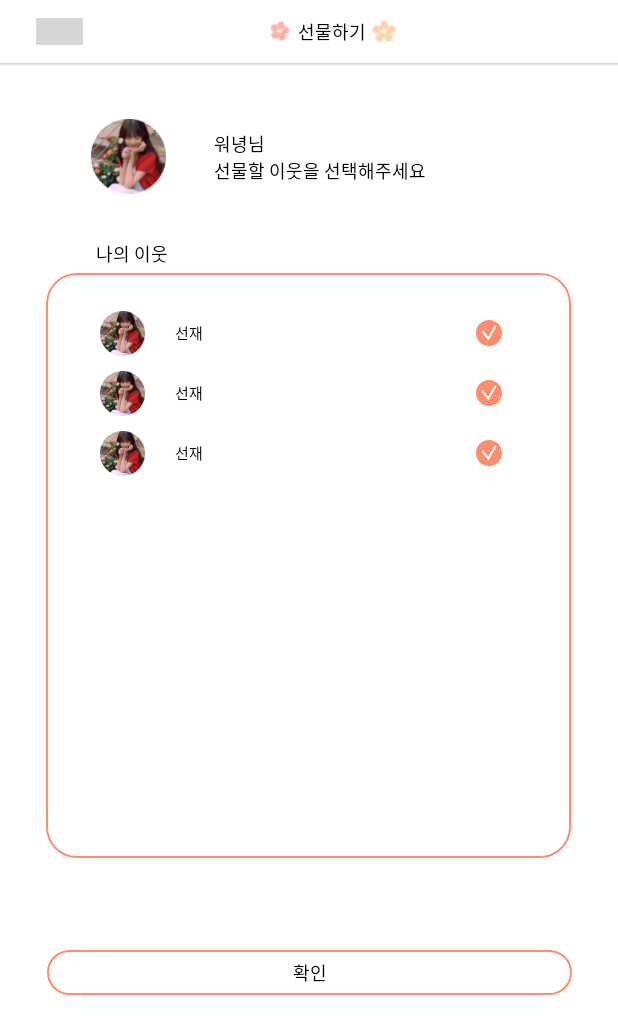
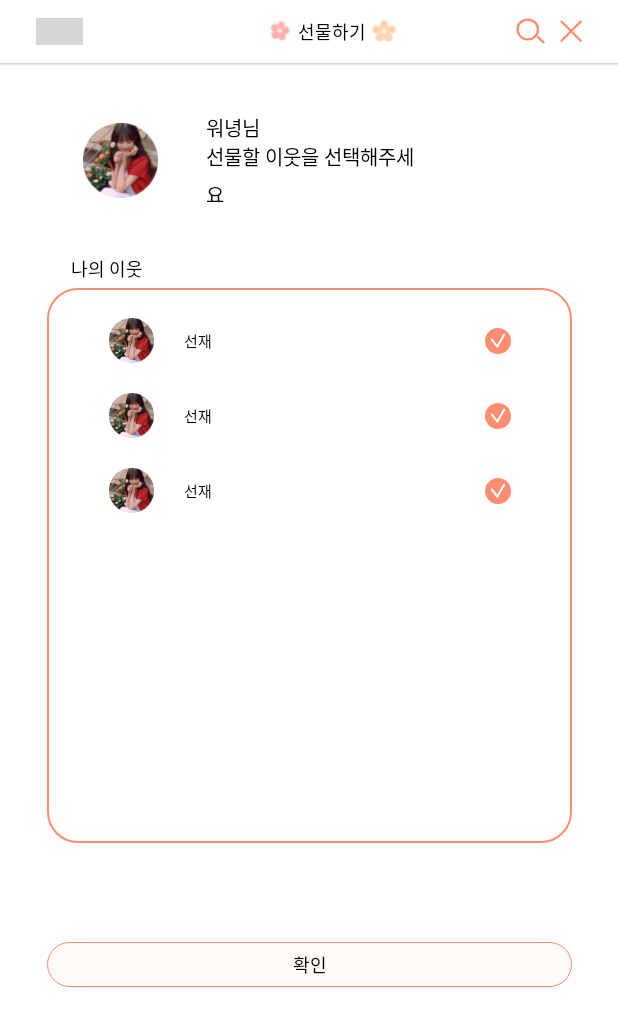
Before and after one commit to SOLUX-APP1-FLORY/Flory-Android, an Android app: the layout activity_gift_selectneighbor.xml on its own in the app's theme, with its tools: preview values and no code run, on a phone screen of 412 x 824 dp. Shown: the top 1034 px of the screen. Run offline under Robolectric (Android 15) with nearby library versions, the phone set to English and light mode, and no system bars; grey boxes are pictures that could not be loaded.

Commit message:
mod: searchneighbor.xml selectneighbor.xml 파일 수정

```diff
--- /dev/null
+++ b/app/src/main/res/drawable/ic_impossible_peach.xml
@@ -0,0 +1,18 @@
+<vector xmlns:android="http://schemas.android.com/apk/res/android"
+    android:width="15dp"
+    android:height="15dp"
+    android:viewportWidth="15"
+    android:viewportHeight="15">
+  <path
+      android:pathData="M13.5,1L1,13.5"
+      android:strokeWidth="1.5"
+      android:fillColor="#00000000"
+      android:strokeColor="#FF8D6F"
+      android:strokeLineCap="round"/>
+  <path
+      android:pathData="M13.5,13.5L1,1"
+      android:strokeWidth="1.5"
+      android:fillColor="#00000000"
+      android:strokeColor="#FF8D6F"
+      android:strokeLineCap="round"/>
+</vector>
--- /dev/null
+++ b/app/src/main/res/drawable/ic_search_peach.xml
@@ -0,0 +1,18 @@
+<vector xmlns:android="http://schemas.android.com/apk/res/android"
+    android:width="19dp"
+    android:height="18dp"
+    android:viewportWidth="19"
+    android:viewportHeight="18">
+  <path
+      android:pathData="M14.406,12.717L18,16.266"
+      android:strokeWidth="1.5"
+      android:fillColor="#00000000"
+      android:strokeColor="#FF8D6F"
+      android:strokeLineCap="round"/>
+  <path
+      android:pathData="M7.703,14.238C11.405,14.238 14.406,11.274 14.406,7.619C14.406,3.963 11.405,1 7.703,1C4.001,1 1,3.963 1,7.619C1,11.274 4.001,14.238 7.703,14.238Z"
+      android:strokeWidth="1.5"
+      android:fillColor="#00000000"
+      android:strokeColor="#FF8D6F"
+      android:strokeLineCap="round"/>
+</vector>
--- /dev/null
+++ b/app/src/main/res/drawable/shape_peach4_radius30_peach1_stroke.xml
@@ -0,0 +1,9 @@
+<?xml version="1.0" encoding="utf-8"?>
+<shape xmlns:android="http://schemas.android.com/apk/res/android">
+    <solid android:color="@color/peach4_FFF9F8"/>
+    <corners
+        android:radius="30dp"/>
+    <stroke
+        android:width="0.5dp"
+        android:color="@color/peach1_FF8D6F" />
+</shape>
--- a/app/src/main/res/layout/activity_gift_selectneighbor.xml
+++ b/app/src/main/res/layout/activity_gift_selectneighbor.xml
@@ -3,12 +3,10 @@
     xmlns:app="http://schemas.android.com/apk/res-auto"
     xmlns:tools="http://schemas.android.com/tools"
     android:layout_width="match_parent"
-    android:layout_height="match_parent"
-    tools:layout_editor_absoluteX="0dp"
-    tools:layout_editor_absoluteY="-17dp">
+    android:layout_height="match_parent">
 
     <androidx.constraintlayout.widget.ConstraintLayout
-        android:id="@+id/cl_profile_header"
+        android:id="@+id/cl_selectneighbor_header"
         android:layout_width="0dp"
         android:layout_height="wrap_content"
         android:paddingHorizontal="24dp"
@@ -18,7 +16,7 @@
         app:layout_constraintTop_toTopOf="parent">
 
         <ImageView
-            android:id="@+id/iv_profile_left_arrow"
+            android:id="@+id/iv_selectneighbor_giftbox"
             android:layout_width="31dp"
             android:layout_height="18dp"
             android:src="@drawable/ic_giftbox"
@@ -27,6 +25,7 @@
             app:layout_constraintTop_toTopOf="parent" />
 
         <TextView
+            android:id="@+id/tv_selectneighbor_title"
             android:layout_width="wrap_content"
             android:layout_height="wrap_content"
             android:drawableLeft="@drawable/ic_gift_flower1"
@@ -37,31 +36,56 @@
             android:textColor="@color/black"
             app:layout_constraintBottom_toBottomOf="parent"
             app:layout_constraintEnd_toEndOf="parent"
-            app:layout_constraintStart_toEndOf="@id/iv_profile_left_arrow"
+            app:layout_constraintStart_toEndOf="@id/iv_selectneighbor_giftbox"
             app:layout_constraintTop_toTopOf="parent" />
+
+        <LinearLayout
+            android:layout_width="wrap_content"
+            android:layout_height="wrap_content"
+            android:layout_marginStart="80dp"
+            android:gravity="center"
+            android:orientation="horizontal"
+            app:layout_constraintBottom_toBottomOf="parent"
+            app:layout_constraintEnd_toEndOf="parent"
+            app:layout_constraintStart_toEndOf="@+id/tv_selectneighbor_title"
+            app:layout_constraintTop_toTopOf="parent">
+
+            <ImageView
+                android:id="@+id/iv_selectneighbor_search"
+                android:layout_width="wrap_content"
+                android:layout_height="wrap_content"
+                android:layout_marginEnd="0dp"
+                app:srcCompat="@drawable/ic_search_peach" />
+
+            <ImageView
+                android:id="@+id/iv_selectneighbor_impossible"
+                android:layout_width="wrap_content"
+                android:layout_height="wrap_content"
+                android:layout_marginStart="10dp"
+                app:srcCompat="@drawable/ic_impossible_peach" />
+        </LinearLayout>
+
     </androidx.constraintlayout.widget.ConstraintLayout>
 
     <View
-        android:id="@+id/md_gift_bar"
+        android:id="@+id/md_selectneighbor_divider"
         android:layout_width="0dp"
         android:layout_height="2dp"
         android:background="@drawable/shadow_down_white"
         app:layout_constraintEnd_toEndOf="parent"
         app:layout_constraintStart_toStartOf="parent"
-        app:layout_constraintTop_toBottomOf="@id/cl_profile_header" />
+        app:layout_constraintTop_toBottomOf="@id/cl_selectneighbor_header" />
 
     <LinearLayout
-        android:id="@+id/cl_gift_info"
-        android:layout_width="350dp"
-        android:layout_height="100dp"
-        android:layout_marginTop="52dp"
+        android:layout_width="wrap_content"
+        android:layout_height="80dp"
+        android:layout_marginEnd="100dp"
+        android:layout_marginBottom="20dp"
         android:gravity="center_vertical"
         app:layout_constraintBottom_toTopOf="@+id/cl_gift_selectneighbors"
         app:layout_constraintEnd_toEndOf="parent"
-        app:layout_constraintHorizontal_bias="0.491"
         app:layout_constraintStart_toStartOf="parent"
-        app:layout_constraintTop_toTopOf="parent"
-        app:layout_constraintVertical_bias="0.085">
+        app:layout_constraintTop_toBottomOf="@+id/cl_selectneighbor_header">
 
         <ImageView
             android:id="@+id/iv_gift_image"
@@ -70,72 +94,62 @@
             android:layout_marginStart="30dp"
             app:layout_constraintBottom_toBottomOf="parent"
             app:layout_constraintEnd_toEndOf="parent"
-            app:layout_constraintHorizontal_bias="0.106"
             app:layout_constraintStart_toStartOf="parent"
             app:layout_constraintTop_toTopOf="parent"
             app:srcCompat="@drawable/ic_profile_image" />
 
         <LinearLayout
-            android:id="@+id/cl_gift_selectneighbor"
-            android:layout_width="200dp"
+            android:layout_width="150dp"
             android:layout_height="wrap_content"
             android:layout_marginStart="32dp"
             android:orientation="vertical"
             app:layout_constraintBottom_toBottomOf="parent"
             app:layout_constraintEnd_toEndOf="parent"
-            app:layout_constraintHorizontal_bias="0.0"
-            app:layout_constraintStart_toEndOf="@+id/imageView"
-            app:layout_constraintTop_toTopOf="parent"
-            app:layout_constraintVertical_bias="0.507">
+            app:layout_constraintStart_toEndOf="@+id/iv_gift_image"
+            app:layout_constraintTop_toTopOf="parent">
 
             <TextView
-                android:id="@+id/tv_gift_name"
+                android:id="@+id/tv_selectneighbor_name"
                 android:layout_width="wrap_content"
                 android:layout_height="wrap_content"
                 android:text="워녕님"
-                android:textAppearance="@style/TextAppearance.subtitle3"
-                tools:layout_editor_absoluteX="146dp"
-                tools:layout_editor_absoluteY="90dp" />
+                android:textAppearance="@style/TextAppearance.subtitle2" />
 
             <TextView
-                android:id="@+id/tv_gift_information"
+                android:id="@+id/tv_selectneighbor_info"
                 android:layout_width="wrap_content"
                 android:layout_height="wrap_content"
                 android:text="선물할 이웃을 선택해주세요"
-                android:textAppearance="@style/TextAppearance.subtitle3"
-                tools:layout_editor_absoluteX="146dp"
-                tools:layout_editor_absoluteY="115dp" />
+                android:textAppearance="@style/TextAppearance.subtitle2" />
         </LinearLayout>
     </LinearLayout>
 
     <TextView
-        android:id="@+id/textView4"
         android:layout_width="wrap_content"
         android:layout_height="wrap_content"
-        android:layout_marginStart="16dp"
+        android:layout_marginEnd="270dp"
         android:text="나의 이웃"
         android:textAppearance="@style/TextAppearance.subtitle3"
         android:layout_marginBottom="4dp"
         app:layout_constraintBottom_toTopOf="@+id/cl_gift_selectneighbors"
         app:layout_constraintEnd_toEndOf="parent"
-        app:layout_constraintHorizontal_bias="0.138"
         app:layout_constraintStart_toStartOf="parent" />
 
     <androidx.constraintlayout.widget.ConstraintLayout
         android:id="@+id/cl_gift_selectneighbors"
         android:layout_width="350dp"
         android:layout_height="wrap_content"
-        android:layout_marginTop="140dp"
+        android:layout_marginTop="150dp"
         android:background="@drawable/shape_white_line_20_rect"
-        android:padding="20dp"
+        android:paddingHorizontal="15dp"
+        android:paddingVertical="10dp"
         app:layout_constraintEnd_toEndOf="parent"
-        app:layout_constraintHorizontal_bias="0.491"
         app:layout_constraintStart_toStartOf="parent"
-        app:layout_constraintTop_toBottomOf="@+id/cl_profile_header">
+        app:layout_constraintTop_toBottomOf="@+id/cl_selectneighbor_header">
 
         <androidx.recyclerview.widget.RecyclerView
-            android:id="@+id/rv_gift_sendneighbors"
-            android:layout_width="0dp"
+            android:id="@+id/rv_gift_sendneighbor"
+            android:layout_width="300dp"
             android:layout_height="350dp"
             android:orientation="vertical"
             app:layoutManager="androidx.recyclerview.widget.LinearLayoutManager"
@@ -147,11 +161,11 @@
     </androidx.constraintlayout.widget.ConstraintLayout>
 
     <androidx.constraintlayout.widget.ConstraintLayout
-        android:id="@+id/cl_gift_confirm"
+        android:id="@+id/cl_selectneighbor_confirm"
         android:layout_width="350dp"
         android:layout_height="30dp"
         android:layout_marginBottom="100dp"
-        android:background="@drawable/shape_white_line_20_rect"
+        android:background="@drawable/shape_peach4_radius30_peach1_stroke"
         app:layout_constraintBottom_toBottomOf="parent"
         app:layout_constraintEnd_toEndOf="parent"
         app:layout_constraintStart_toStartOf="parent"
--- a/app/src/main/res/layout/item_gift_searchneighbors.xml
+++ b/app/src/main/res/layout/item_gift_searchneighbors.xml
@@ -9,7 +9,7 @@
     >
 
     <ImageView
-        android:id="@+id/tv_gift_user"
+        android:id="@+id/iv_gift_image"
         android:layout_width="40dp"
         android:layout_height="40dp"
         android:layout_marginStart="16dp"
@@ -19,6 +19,7 @@
         app:layout_constraintTop_toTopOf="parent" />
 
     <TextView
+        android:id="@+id/tv_gift_nickname"
         android:layout_width="wrap_content"
         android:layout_height="wrap_content"
         android:layout_marginStart="25dp"
@@ -26,10 +27,11 @@
         android:textAppearance="@style/TextAppearance.subtitle1"
         android:textColor="@color/black"
         app:layout_constraintBottom_toBottomOf="parent"
-        app:layout_constraintStart_toEndOf="@+id/tv_gift_user"
+        app:layout_constraintStart_toEndOf="@+id/iv_gift_image"
         app:layout_constraintTop_toTopOf="parent" />
 
     <ImageView
+        android:id="@+id/iv_gift_addcircle"
         android:layout_width="28dp"
         android:layout_height="28dp"
         android:layout_marginEnd="16dp"
--- a/app/src/main/res/layout/item_gift_selectneighbors.xml
+++ b/app/src/main/res/layout/item_gift_selectneighbors.xml
@@ -3,11 +3,11 @@
     xmlns:app="http://schemas.android.com/apk/res-auto"
     xmlns:tools="http://schemas.android.com/tools"
     android:layout_width="300dp"
-    android:layout_height="40dp"
+    android:layout_height="50dp"
     >
 
     <ImageView
-        android:id="@+id/tv_gift_user"
+        android:id="@+id/iv_selectneighbor_image"
         android:layout_width="30dp"
         android:layout_height="30dp"
         android:layout_marginStart="16dp"
@@ -17,6 +17,7 @@
         app:layout_constraintTop_toTopOf="parent" />
 
     <TextView
+        android:id="@+id/iv_selectneighbor_nickname"
         android:layout_width="wrap_content"
         android:layout_height="wrap_content"
         android:layout_marginStart="20dp"
@@ -24,10 +25,11 @@
         android:textAppearance="@style/TextAppearance.subtitle4"
         android:textColor="@color/black"
         app:layout_constraintBottom_toBottomOf="parent"
-        app:layout_constraintStart_toEndOf="@+id/tv_gift_user"
+        app:layout_constraintStart_toEndOf="@+id/iv_selectneighbor_image"
         app:layout_constraintTop_toTopOf="parent" />
 
     <ImageView
+        android:id="@+id/iv_selectneighbor_checkcircle"
         android:layout_width="17dp"
         android:layout_height="17dp"
         android:layout_marginEnd="16dp"
```
Also changed, not shown: app/src/main/res/drawable/ic_gift_uncheckcircle.xml (added, +11 -0 lines), app/src/main/res/layout/activity_gift_searchneighbor.xml (+41 -37 lines).
